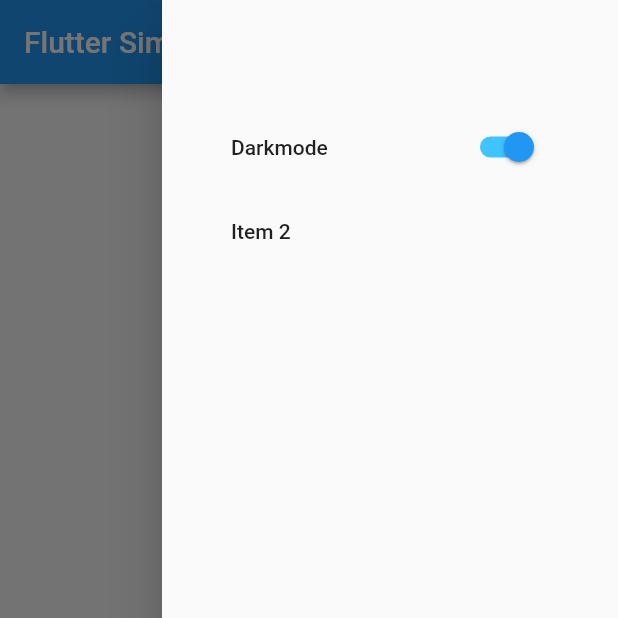
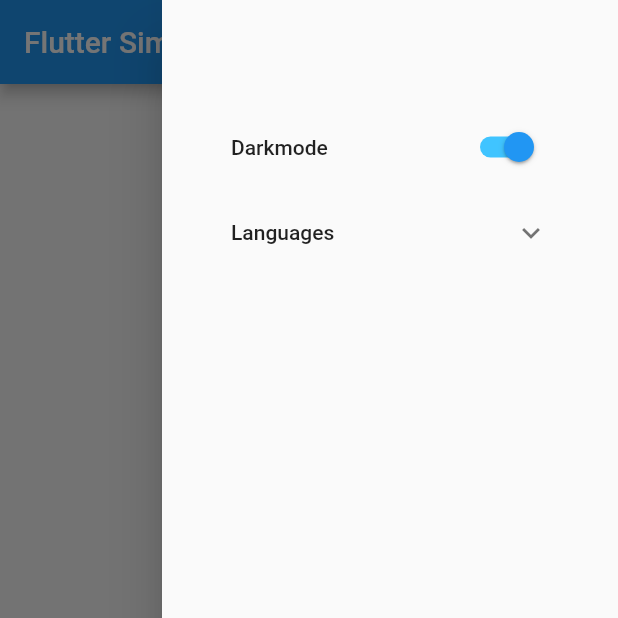
Before and after one commit to darkhorse07232020/Flutter_App_integrated_Firebase_and_API, a Flutter app: the screen it shows after launch, in the side drawer, after a tap on "Darkmode", on a phone screen of 412 x 824 dp, the top half of it. Run offline on Flutter 3.47's test engine with Material 2 defaults, Android fonts, the phone set to English and light mode, and no system bars.

Commit message:
2020-09-24

```diff
--- a/lib/main.dart
+++ b/lib/main.dart
@@ -29,14 +29,8 @@ class MyHomePage extends StatefulWidget {
 }
 
 class _MyHomePageState extends State<MyHomePage> {
-  int _counter = 0;
-  bool isSwitched = false;
-
-  void _incrementCounter() {
-    setState(() {
-      _counter++;
-    });
-  }
+  bool themeSwitched = false;
+  String langChecked = 'en';
 
   @override
   Widget build(BuildContext context) {
@@ -57,7 +51,7 @@ class _MyHomePageState extends State<MyHomePage> {
       ),
 
       floatingActionButton: FloatingActionButton(
-        onPressed: _incrementCounter,
+        onPressed: null,
         tooltip: 'Increment',
         child: Icon(Icons.add),
       ), // This trailing comma makes auto-formatting nicer for build methods.
@@ -68,21 +62,38 @@ class _MyHomePageState extends State<MyHomePage> {
           children: <Widget>[
             SwitchListTile(
               title: const Text('Darkmode'),
-              value: isSwitched,
+              value: themeSwitched,
               onChanged: (value) {
                 setState(() {
-                  isSwitched = value;
-                  print(isSwitched);
+                  themeSwitched = value;
+                  print(themeSwitched);
                 });
               },
               activeTrackColor: Colors.lightBlueAccent,
               activeColor: Colors.blue,
             ),
-            ListTile(
-              title: Text('Item 2'),
-              onTap: () {
-                Navigator.pop(context);
-              },
+            ExpansionTile(
+              title: Text("Languages"),
+              children: <Widget>[
+                CheckboxListTile(
+                  title: const Text('English'),
+                  value: langChecked == 'en',
+                  onChanged: (bool value) {
+                    setState(() {
+                      langChecked = value ? 'en' : 'de';
+                    });
+                  },
+                ),
+                CheckboxListTile(
+                  title: const Text('German'),
+                  value: langChecked == 'de',
+                  onChanged: (bool value) {
+                    setState(() {
+                      langChecked = value ? 'de' : 'en';
+                    });
+                  },
+                ),
+              ],
             ),
           ],
         ),
```
Also changed, not shown: lib/widget/rightdrawer.dart (deleted).
